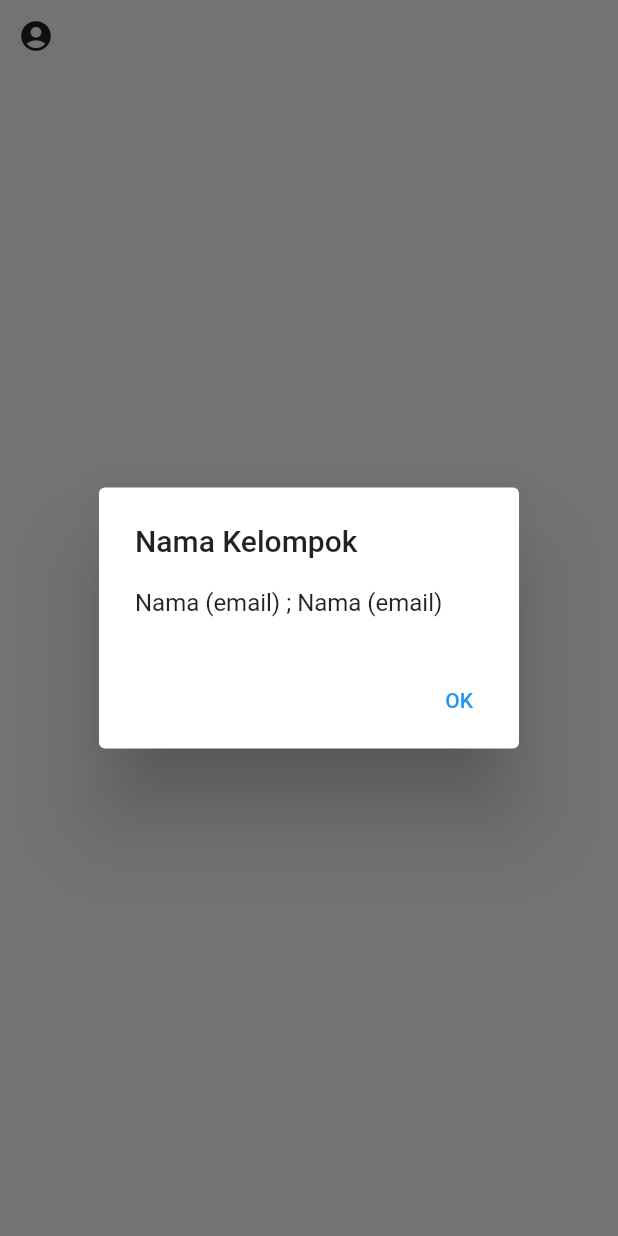
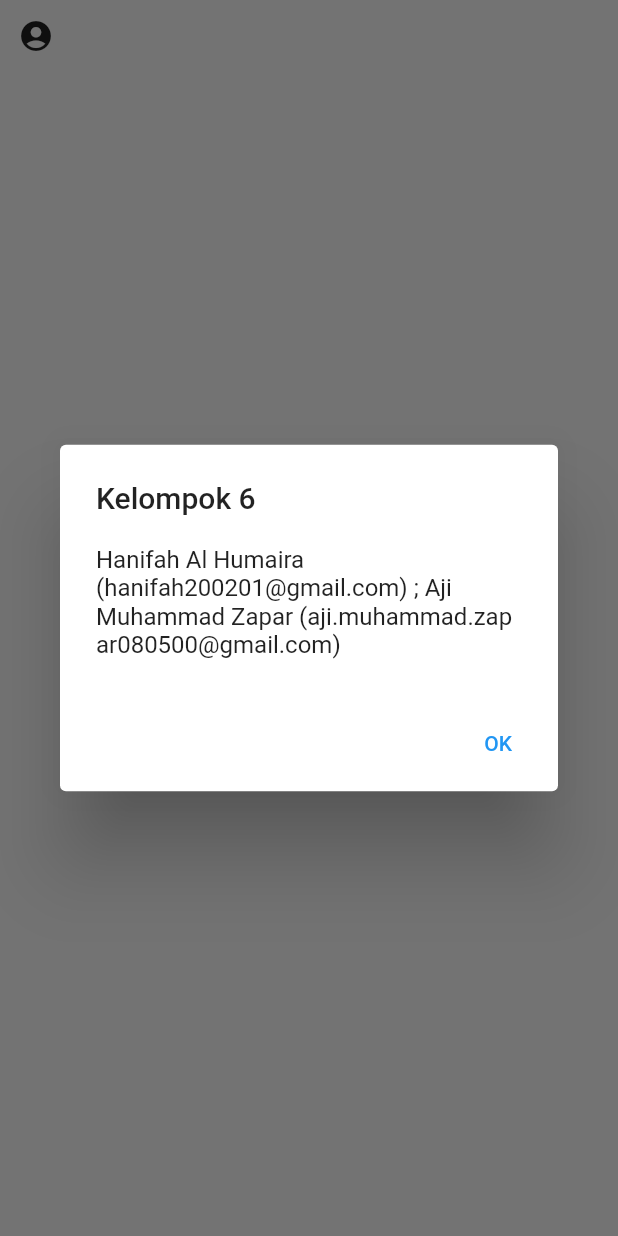
Before and after one commit to Amzar123/kuis-2-provis, a Flutter app: the ButtonNamaKelompok widget shown alone on an empty page, opened directly, after a tap on the "account circle" icon, on a phone screen of 412 x 824 dp. Run offline on Flutter 3.47's test engine with Material 2 defaults, Android fonts, the phone set to English and light mode, and no system bars; network calls fail.

Commit message:
Update main.dart

```diff
--- a/lib/main.dart
+++ b/lib/main.dart
@@ -175,8 +175,8 @@
         showDialog<String>(
           context: context,
           builder: (BuildContext context) => AlertDialog(
-            title: const Text('Nama Kelompok'),
-            content: const Text('Nama (email) ; Nama (email)'),
+            title: const Text('Kelompok 6'),
+            content: const Text('Hanifah Al Humaira (hanifah200201@gmail.com) ; Aji Muhammad Zapar (aji.muhammad.zapar080500@gmail.com)'),
             actions: <Widget>[
               TextButton(
                 onPressed: () => Navigator.pop(context, 'OK'),
@@ -201,7 +201,7 @@
         // icon setting ditap
         const snackBar = SnackBar(
           duration: Duration(seconds: 20),
-          content: Text('Kami berjanji  ...'),
+          content: Text('Kami berjanji  tidak akan berbuat curang dan atau membantu kelompok lain berbuat curang'),
         );
         ScaffoldMessenger.of(context).showSnackBar(snackBar);
       },
```
